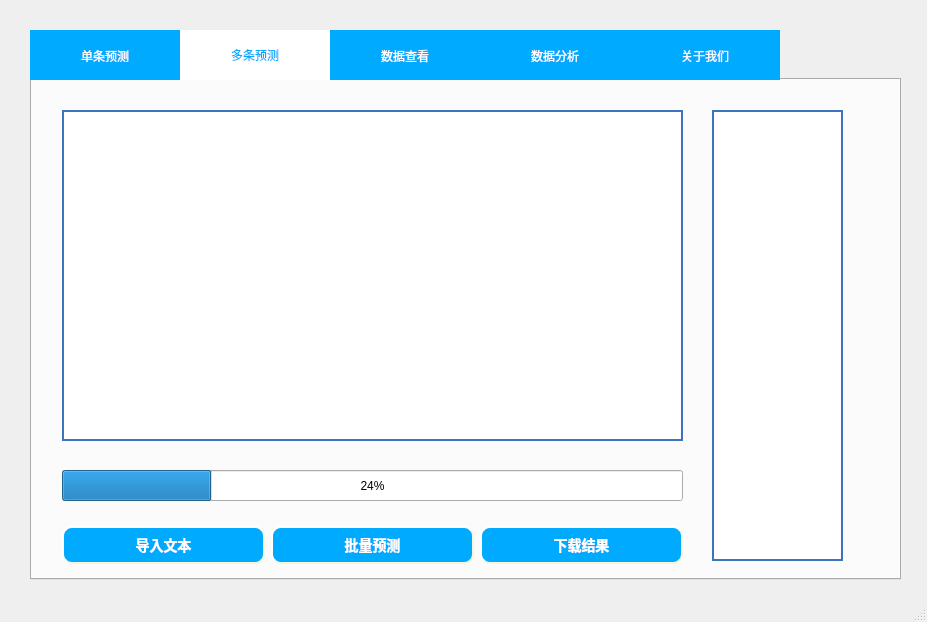
This is news.ui in dragonbra/Meows as Qt 5 draws it before an edit. The edited form follows.
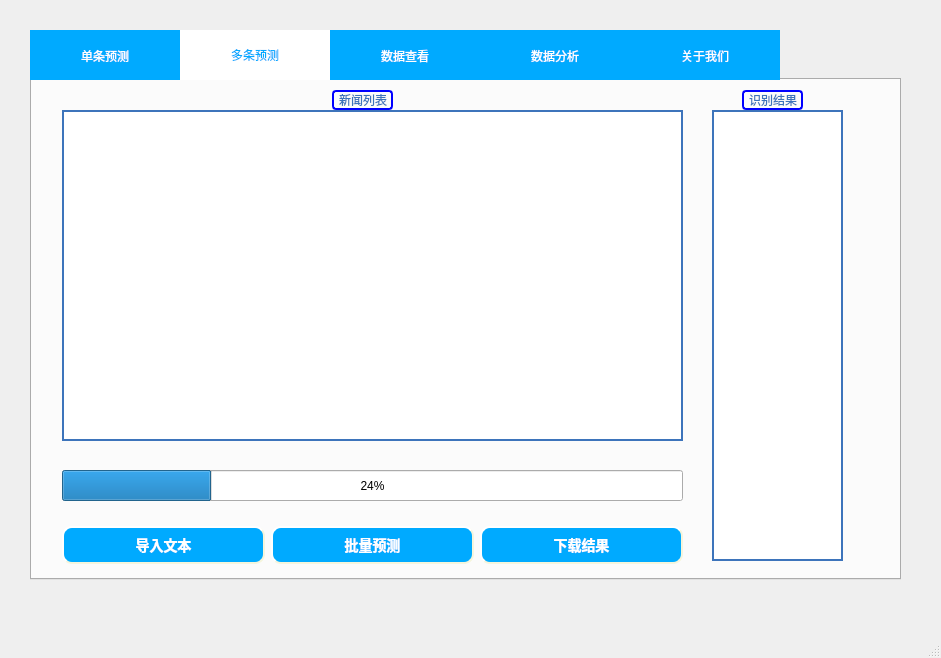
This is the edited form. The open tabs and pages were chosen to show the change.

Commit message: ui优化

Patch:
```diff
--- a/news.ui
+++ b/news.ui
@@ -6,8 +6,8 @@
    <rect>
     <x>0</x>
     <y>0</y>
-    <width>927</width>
-    <height>622</height>
+    <width>941</width>
+    <height>658</height>
    </rect>
   </property>
   <property name="windowTitle">
@@ -483,6 +483,48 @@
         <number>24</number>
        </property>
       </widget>
+      <widget class="QLabel" name="label_3">
+       <property name="geometry">
+        <rect>
+         <x>710</x>
+         <y>10</y>
+         <width>61</width>
+         <height>20</height>
+        </rect>
+       </property>
+       <property name="styleSheet">
+        <string notr="true">QLabel{
+	color:#3D74BB;
+	border: 2px solid blue;
+    border-radius: 4px;
+    padding: 2px;
+}</string>
+       </property>
+       <property name="text">
+        <string>识别结果</string>
+       </property>
+      </widget>
+      <widget class="QLabel" name="label_4">
+       <property name="geometry">
+        <rect>
+         <x>300</x>
+         <y>10</y>
+         <width>61</width>
+         <height>20</height>
+        </rect>
+       </property>
+       <property name="styleSheet">
+        <string notr="true">QLabel{
+	color:#3D74BB;
+	border: 2px solid blue;
+    border-radius: 4px;
+    padding: 2px;
+}</string>
+       </property>
+       <property name="text">
+        <string>新闻列表</string>
+       </property>
+      </widget>
      </widget>
     </widget>
     <widget class="QWidget" name="tab_3">
```
Left out of the diff: 71 changed lines with no effect on the pictures. The commit also changes 1 other file.
